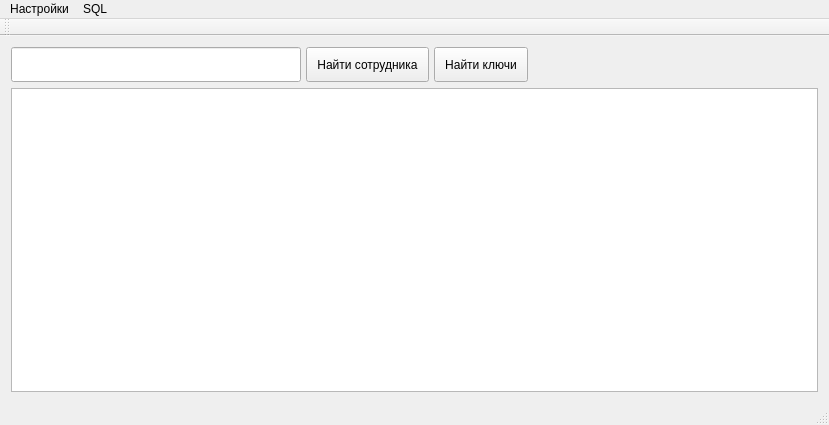
First picture: the form in mainwindow.ui, repository ilinevgeny/searchOrionX, before the edit.
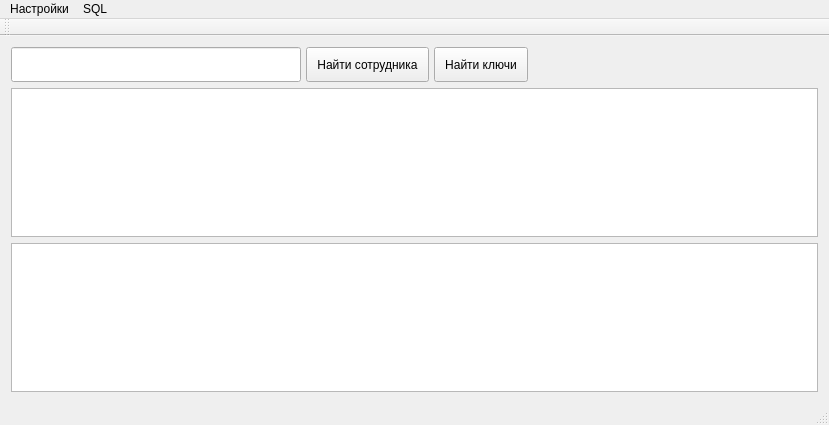
Second picture: the form after the edit.

Commit message: -release set settings by form -add new sql query class -add new table view for employee

Diff of the .ui file:
```diff
--- a/mainwindow.ui
+++ b/mainwindow.ui
@@ -122,6 +122,9 @@
     </item>
     <item>
      <layout class="QVBoxLayout" name="verticalLayout">
+      <item>
+       <widget class="QTableView" name="tableView_2"/>
+      </item>
       <item>
        <widget class="QTableView" name="tableView">
         <property name="sortingEnabled">
```
Left out of the diff: 42 changed lines with no effect on the pictures. The commit also changes 9 other files.
